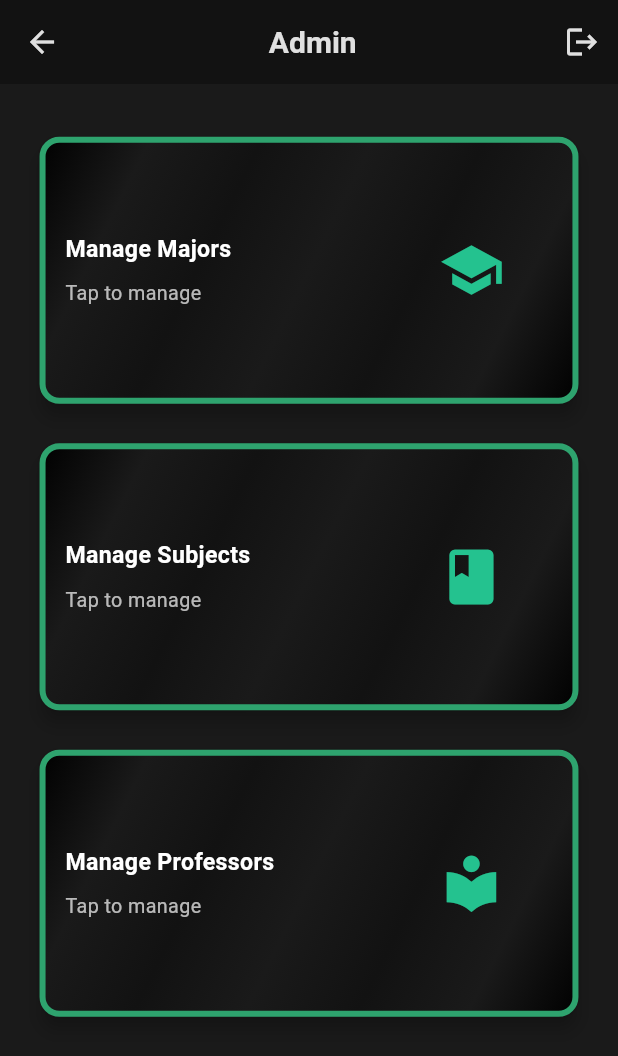
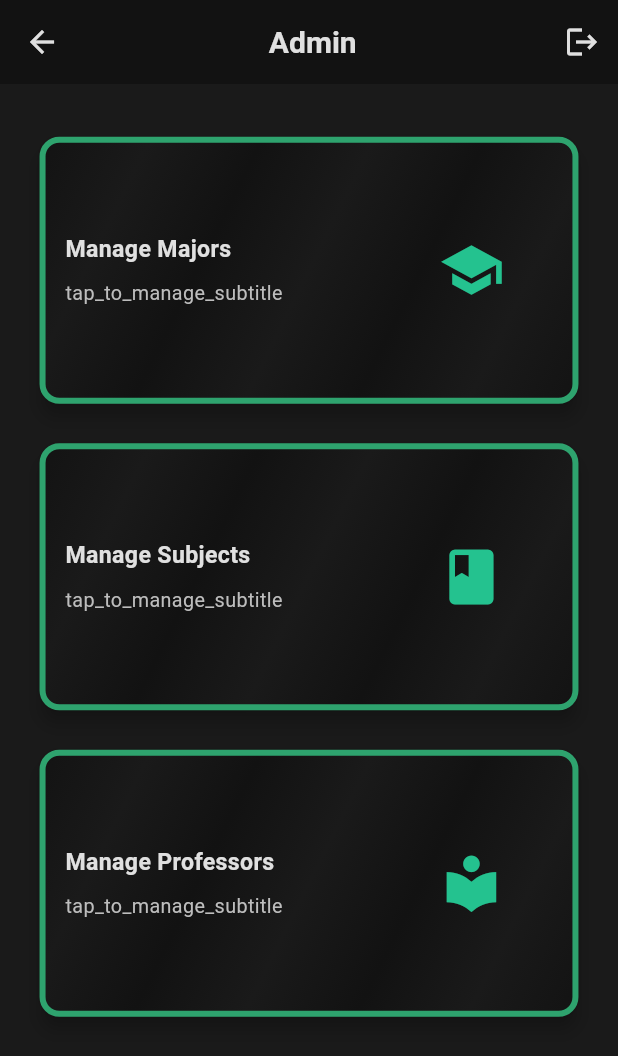
Before and after one commit to Ahmaddoolt/unicurve-app, a Flutter app: the UniAdminDashboardPage screen opened directly, on a phone screen of 412 x 824 dp. Shown: the top 1056 px of the screen. Run offline on Flutter 3.47's test engine with Material 3 defaults, Android fonts, the phone set to English and light mode, and no system bars; our stand-ins replace flutter_riverpod, get, shared_preferences, supabase_flutter; missing offline and left inert: animated_tree_view; accounts and stored records are empty.

Commit message:
Add files via upload

```diff
--- a/lib/pages/uni_admin/uni_admin_widgets/navigation_card.dart
+++ b/lib/pages/uni_admin/uni_admin_widgets/navigation_card.dart
@@ -1,4 +1,5 @@
 import 'package:flutter/material.dart';
+import 'package:get/get.dart';
 import 'package:unicurve/core/utils/colors.dart';
 import 'package:unicurve/core/utils/scale_config.dart';
 
@@ -16,7 +17,10 @@ Widget buildNavigationCard(
   final cardHeight =
       scaleConfig.isTablet ? scaleConfig.scale(150) : scaleConfig.scale(162);
 
-  // Fixed: Provide a default color if theme color is null
+  Color? darkerColor = Theme.of(context).scaffoldBackgroundColor;
+  Color? lighterColor = Theme.of(context).cardColor;
+  Color? primaryTextColor = Theme.of(context).textTheme.bodyLarge?.color;
+  Color? secondaryTextColor = Theme.of(context).textTheme.bodyMedium?.color;
 
   return Card(
     elevation: 5,
@@ -35,13 +39,15 @@ Widget buildNavigationCard(
           border: Border.all(color: AppColors.primaryDark, width: 4),
           gradient: LinearGradient(
             colors: [
-              Colors.black,
-              AppColors.darkSurface,
-              AppColors.darkBackground,
-              AppColors.darkSurface,
-              AppColors.darkBackground,
-              AppColors.darkSurface,
-              Colors.black
+              // ignore: deprecated_member_use
+              darkerColor.withOpacity(0.9),
+              lighterColor,
+              darkerColor,
+              lighterColor,
+              darkerColor,
+              lighterColor,
+              // ignore: deprecated_member_use
+              darkerColor.withOpacity(0.9),
             ],
             begin: Alignment.topLeft,
             end: Alignment.bottomRight,
@@ -61,17 +67,17 @@ Widget buildNavigationCard(
                     style: TextStyle(
                       fontSize: scaleConfig.scaleText(14),
                       fontWeight: FontWeight.bold,
-                      color: Colors.white,
+                      color: primaryTextColor,
                     ),
                     maxLines: 1,
                     overflow: TextOverflow.ellipsis,
                   ),
                   SizedBox(height: scaleConfig.scale(8)),
                   Text(
-                    'Tap to manage',
+                    'tap_to_manage_subtitle'.tr,
                     style: TextStyle(
                       fontSize: scaleConfig.scaleText(12),
-                      color: Colors.white70,
+                      color: secondaryTextColor,
                     ),
                     maxLines: 1,
                     overflow: TextOverflow.ellipsis,
```
